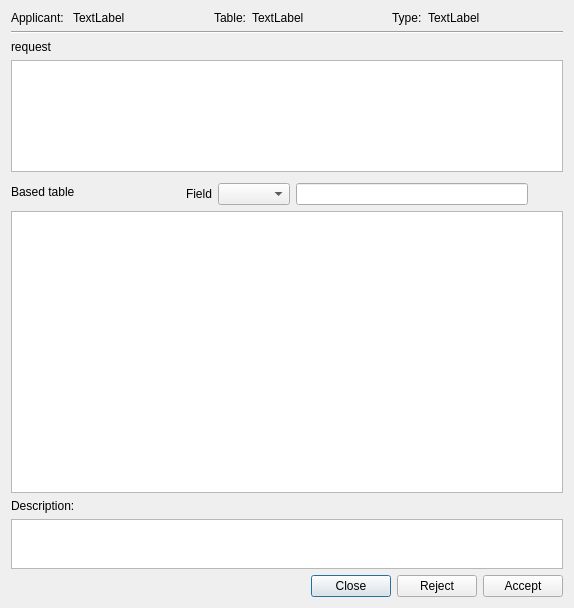
HOOSHANKAVOSHBORNA/REPLICATEBASICDATA, file client/basedata/reviewdialog.ui: the form before one commit.
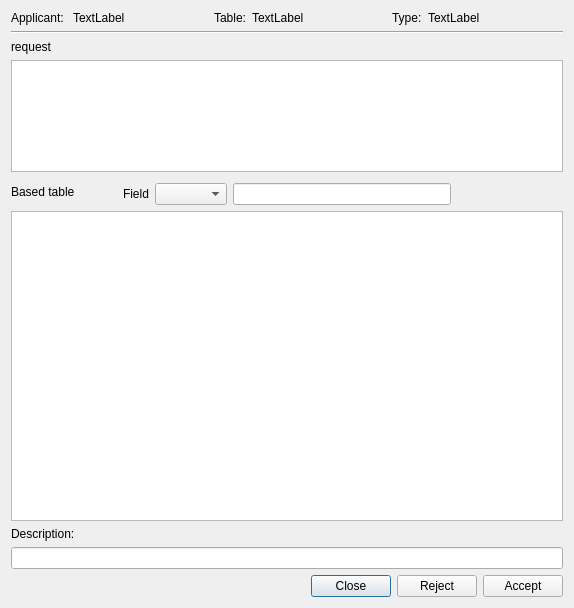
The form after the commit.

Commit message: apply review result,add description

Patch:
```diff
--- a/client/basedata/reviewdialog.ui
+++ b/client/basedata/reviewdialog.ui
@@ -14,7 +14,26 @@
    <string>Dialog</string>
   </property>
   <layout class="QGridLayout" name="gridLayout">
-   <item row="7" column="0" colspan="15">
+   <item row="5" column="0" colspan="5">
+    <widget class="QTableWidget" name="tableWidgetReq">
+     <property name="sizePolicy">
+      <sizepolicy hsizetype="Expanding" vsizetype="Preferred">
+       <horstretch>0</horstretch>
+       <verstretch>0</verstretch>
+      </sizepolicy>
+     </property>
+     <property name="maximumSize">
+      <size>
+       <width>16777215</width>
+       <height>112</height>
+      </size>
+     </property>
+     <attribute name="horizontalHeaderStretchLastSection">
+      <bool>true</bool>
+     </attribute>
+    </widget>
+   </item>
+   <item row="7" column="0" colspan="5">
     <widget class="QTableView" name="tableViewBase">
      <property name="sizePolicy">
       <sizepolicy hsizetype="Expanding" vsizetype="Expanding">
@@ -36,63 +55,14 @@
      </attribute>
     </widget>
    </item>
-   <item row="8" column="0">
-    <widget class="QLabel" name="label_7">
+   <item row="6" column="0">
+    <widget class="QLabel" name="label_2">
      <property name="text">
-      <string>Description:</string>
+      <string>Based table</string>
      </property>
     </widget>
    </item>
-   <item row="3" column="0" colspan="15">
-    <widget class="Line" name="line_2">
-     <property name="orientation">
-      <enum>Qt::Horizontal</enum>
-     </property>
-    </widget>
-   </item>
-   <item row="5" column="0" colspan="15">
-    <widget class="QTableWidget" name="tableWidgetReq">
-     <property name="sizePolicy">
-      <sizepolicy hsizetype="Expanding" vsizetype="Preferred">
-       <horstretch>0</horstretch>
-       <verstretch>0</verstretch>
-      </sizepolicy>
-     </property>
-     <property name="maximumSize">
-      <size>
-       <width>16777215</width>
-       <height>112</height>
-      </size>
-     </property>
-     <attribute name="horizontalHeaderStretchLastSection">
-      <bool>true</bool>
-     </attribute>
-    </widget>
-   </item>
-   <item row="9" column="0" colspan="15">
-    <widget class="QPlainTextEdit" name="txtDescription">
-     <property name="sizePolicy">
-      <sizepolicy hsizetype="Expanding" vsizetype="Maximum">
-       <horstretch>0</horstretch>
-       <verstretch>0</verstretch>
-      </sizepolicy>
-     </property>
-     <property name="maximumSize">
-      <size>
-       <width>16777215</width>
-       <height>50</height>
-      </size>
-     </property>
-    </widget>
-   </item>
-   <item row="4" column="0" colspan="9">
-    <widget class="QLabel" name="label">
-     <property name="text">
-      <string>request</string>
-     </property>
-    </widget>
-   </item>
-   <item row="11" column="0" colspan="15">
+   <item row="11" column="0" colspan="5">
     <layout class="QHBoxLayout" name="horizontalLayout">
      <item>
       <spacer name="horizontalSpacer">
@@ -130,14 +100,44 @@
      </item>
     </layout>
    </item>
-   <item row="6" column="0">
-    <widget class="QLabel" name="label_2">
+   <item row="4" column="0" colspan="3">
+    <widget class="QLabel" name="label">
      <property name="text">
-      <string>Based table</string>
+      <string>request</string>
      </property>
     </widget>
    </item>
-   <item row="0" column="0" colspan="15">
+   <item row="6" column="1" colspan="3">
+    <layout class="QHBoxLayout" name="horizontalLayout_3">
+     <property name="topMargin">
+      <number>5</number>
+     </property>
+     <property name="bottomMargin">
+      <number>0</number>
+     </property>
+     <item>
+      <widget class="QLabel" name="label_6">
+       <property name="text">
+        <string>Field</string>
+       </property>
+      </widget>
+     </item>
+     <item>
+      <widget class="QComboBox" name="comboField"/>
+     </item>
+     <item>
+      <widget class="QLineEdit" name="txtSearch"/>
+     </item>
+    </layout>
+   </item>
+   <item row="8" column="0">
+    <widget class="QLabel" name="label_7">
+     <property name="text">
+      <string>Description:</string>
+     </property>
+    </widget>
+   </item>
+   <item row="0" column="0" colspan="5">
     <layout class="QHBoxLayout" name="horizontalLayout_2">
      <item>
       <widget class="QLabel" name="label_5">
@@ -207,28 +207,15 @@
      </item>
     </layout>
    </item>
-   <item row="6" column="4" colspan="10">
-    <layout class="QHBoxLayout" name="horizontalLayout_3">
-     <property name="topMargin">
-      <number>5</number>
+   <item row="3" column="0" colspan="5">
+    <widget class="Line" name="line_2">
+     <property name="orientation">
+      <enum>Qt::Horizontal</enum>
      </property>
-     <property name="bottomMargin">
-      <number>0</number>
-     </property>
-     <item>
-      <widget class="QLabel" name="label_6">
-       <property name="text">
-        <string>Field</string>
-       </property>
-      </widget>
-     </item>
-     <item>
-      <widget class="QComboBox" name="comboField"/>
-     </item>
-     <item>
-      <widget class="QLineEdit" name="txtSearch"/>
-     </item>
-    </layout>
+    </widget>
+   </item>
+   <item row="9" column="0" colspan="5">
+    <widget class="QLineEdit" name="txtDescription"/>
    </item>
   </layout>
  </widget>
```
The commit also changes 7 other files.
